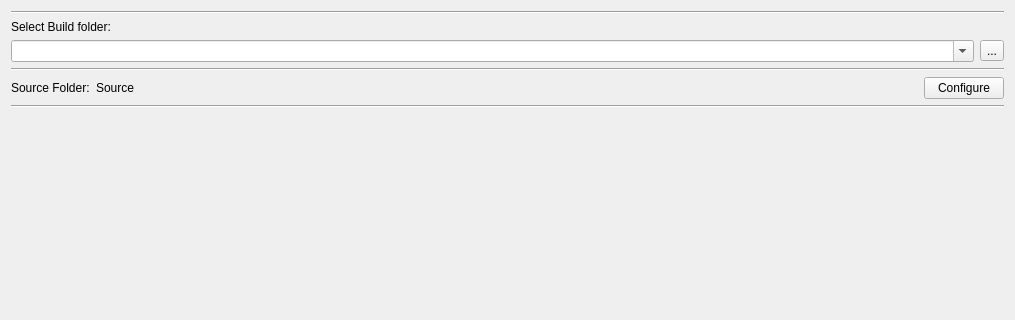
The window that addons/cmake-tools/cmaketoolswidget.ui (poa00/kate) describes before a commit, drawn with Qt 5; both pictures show x 0 to 1015 and y 0 to 320 of the 1015 by 524 pixel window.
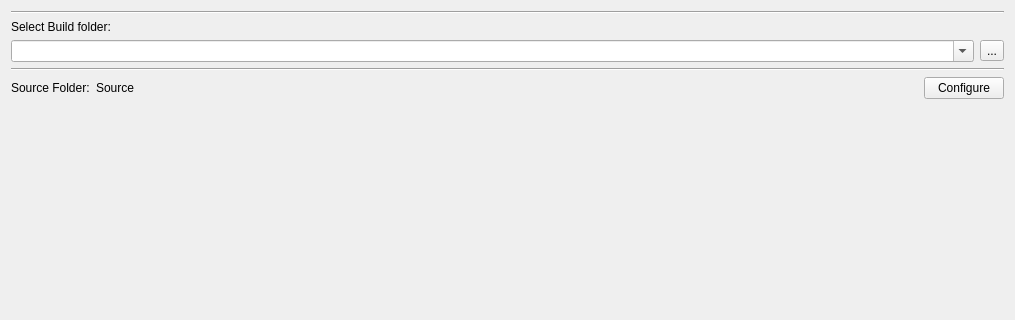
The same window after the commit.

Commit message: minor ui corrections and autobuild selection working properly

The edit to the form file:
```diff
--- a/addons/cmake-tools/cmaketoolswidget.ui
+++ b/addons/cmake-tools/cmaketoolswidget.ui
@@ -91,13 +91,6 @@
      </item>
     </layout>
    </item>
-   <item>
-    <widget class="Line" name="line_4">
-     <property name="orientation">
-      <enum>Qt::Horizontal</enum>
-     </property>
-    </widget>
-   </item>
    <item>
     <spacer name="verticalSpacer">
      <property name="orientation">
```
Left out of the diff: 2 changed lines with no effect on the pictures. The commit also changes 1 other file.
